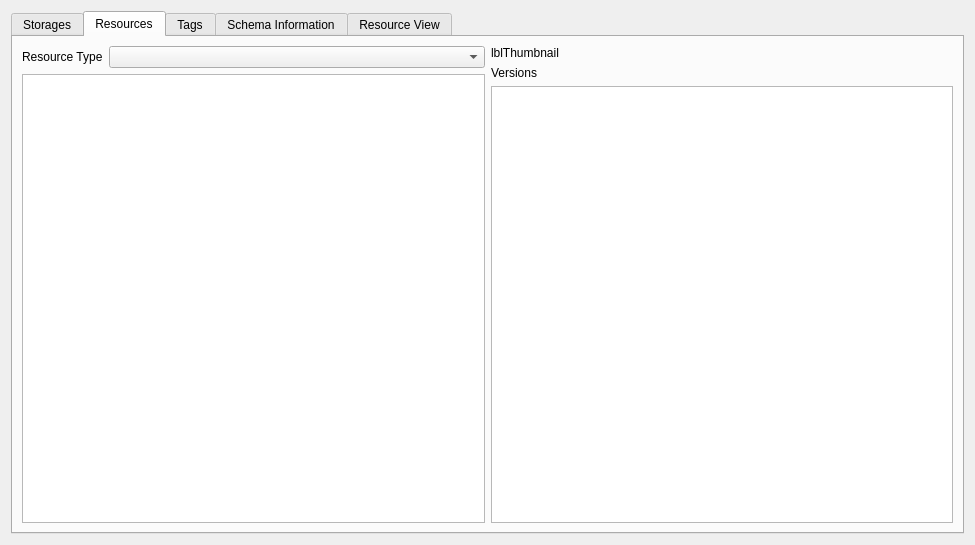
The window that plugins/extensions/dbexplorer/WdgDbExplorer.ui (KDE/krita) describes before a commit, drawn with Qt 5.
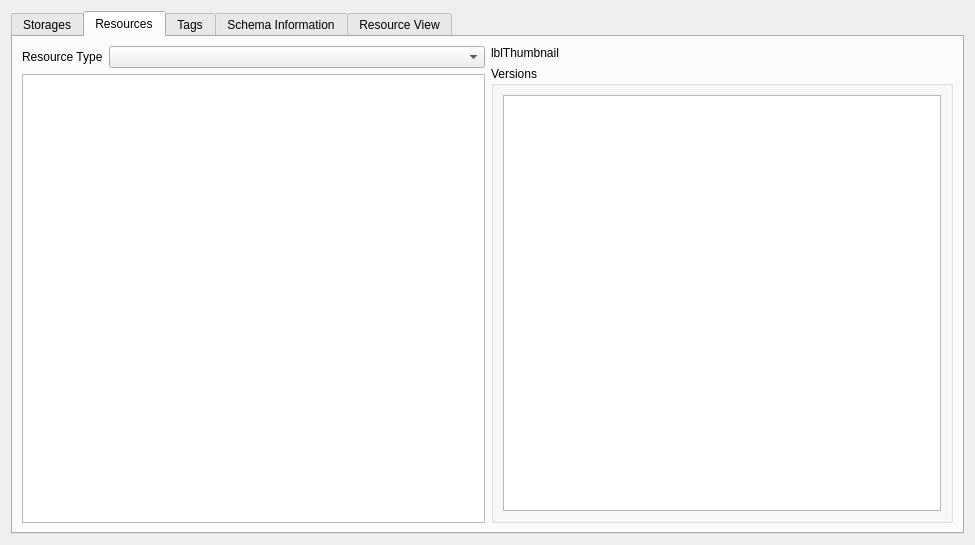
The same window after the commit. The open tabs and pages were chosen to show the change. Custom widgets are drawn as their Qt base class.

Commit message:
WdgDbExplorer: label the Versions table through a QGroupBox
Part-of: <https://invent.kde.org/graphics/krita/-/merge_requests/1733>

Patch:
```diff
--- a/plugins/extensions/dbexplorer/WdgDbExplorer.ui
+++ b/plugins/extensions/dbexplorer/WdgDbExplorer.ui
@@ -74,15 +74,17 @@
           </widget>
          </item>
          <item>
-          <widget class="QLabel" name="label_2">
-           <property name="text">
+          <widget class="QGroupBox" name="groupBox">
+           <property name="title">
             <string>Versions</string>
            </property>
+           <layout class="QVBoxLayout" name="verticalLayout_6">
+            <item>
+             <widget class="QTableView" name="tableVersions"/>
+            </item>
+           </layout>
           </widget>
          </item>
-         <item>
-          <widget class="QTableView" name="tableVersions"/>
-         </item>
         </layout>
        </item>
       </layout>
```
